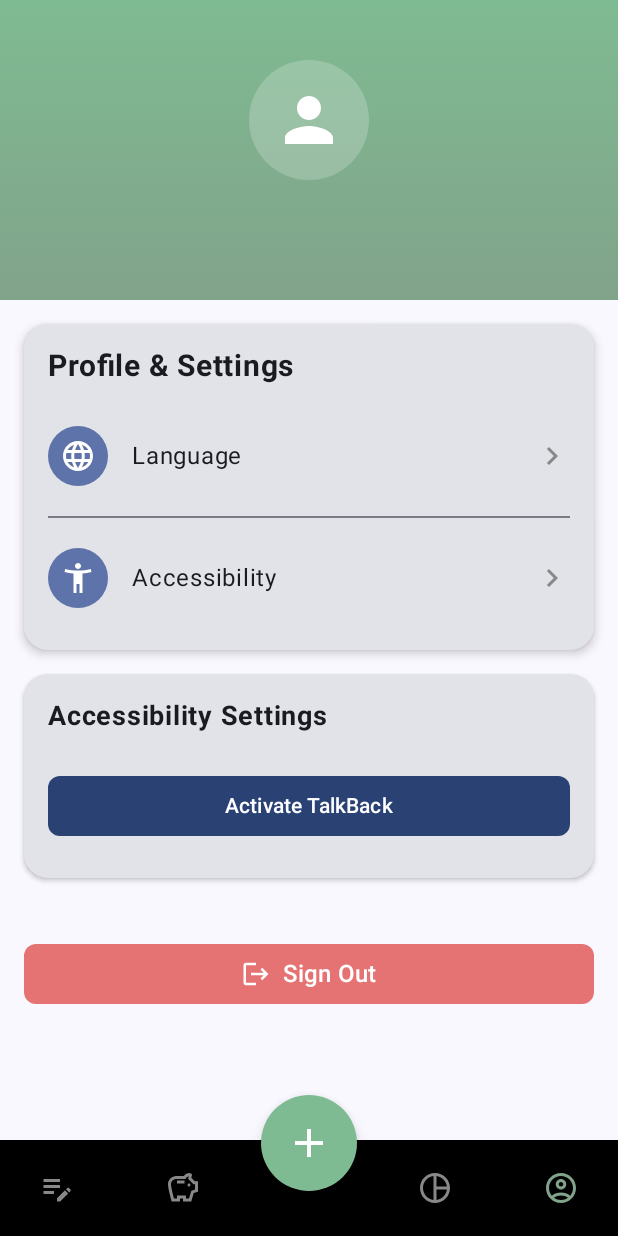
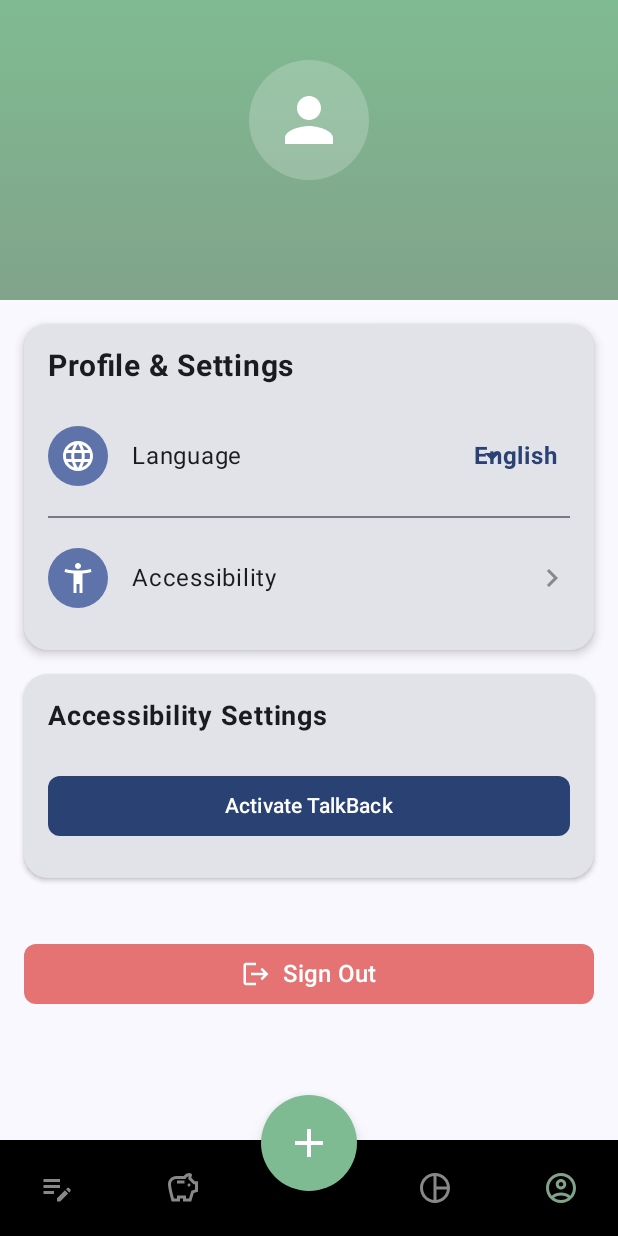
Before and after one commit to Aditya-Kumar-33/MoneyMind, an Android app built with Jetpack Compose: the ProfilePage screen opened through its navigation route, on a phone screen of 412 x 824 dp. Run offline under Robolectric (Android 15) with nearby library versions, the phone set to English and light mode, and no system bars; our stand-ins replace Firebase (no records; nobody signed in at launch, a user with empty details on screens opened directly), Room's generated code, livedata-compose.

Commit message:
Implement language selection dropdown in profile page and remove separate language settings page

```diff
--- a/app/src/main/java/com/example/moneymind/NavigationController.kt
+++ b/app/src/main/java/com/example/moneymind/NavigationController.kt
@@ -174,14 +174,6 @@ fun NavigationController(
                             accessibilityViewModel = accessibilityViewModel
                         )
                     }
-
-                    // Language settings route
-                    composable(LANGUAGE_SETTINGS_ROUTE) {
-                        LanguageSettingsPage(
-                            navController = navController,
-                            languageViewModel = languageViewModel
-                        )
-                    }
                 }
             }
         )
--- a/app/src/main/java/com/example/moneymind/pages/ProfilePage.kt
+++ b/app/src/main/java/com/example/moneymind/pages/ProfilePage.kt
@@ -11,6 +11,7 @@ import androidx.compose.foundation.layout.fillMaxWidth
 import androidx.compose.foundation.layout.height
 import androidx.compose.foundation.layout.padding
 import androidx.compose.foundation.layout.size
+import androidx.compose.foundation.layout.width
 import androidx.compose.foundation.rememberScrollState
 import androidx.compose.foundation.shape.CircleShape
 import androidx.compose.foundation.shape.RoundedCornerShape
@@ -19,6 +20,7 @@ import androidx.compose.material.icons.Icons
 import androidx.compose.material.icons.filled.AccessibilityNew
 import androidx.compose.material.icons.filled.AccountCircle
 import androidx.compose.material.icons.filled.Add
+import androidx.compose.material.icons.filled.ArrowDropDown
 import androidx.compose.material.icons.filled.ChevronRight
 import androidx.compose.material.icons.filled.Edit
 import androidx.compose.material.icons.filled.Language
@@ -29,10 +31,23 @@ import androidx.compose.material3.ButtonDefaults
 import androidx.compose.material3.Card
 import androidx.compose.material3.CardDefaults
 import androidx.compose.material3.Divider
+import androidx.compose.material3.DropdownMenu
+import androidx.compose.material3.DropdownMenuItem
+import androidx.compose.material3.ExperimentalMaterial3Api
+import androidx.compose.material3.ExposedDropdownMenuBox
+import androidx.compose.material3.ExposedDropdownMenuDefaults
 import androidx.compose.material3.Icon
 import androidx.compose.material3.MaterialTheme
+import androidx.compose.material3.MenuDefaults
+import androidx.compose.material3.OutlinedButton
 import androidx.compose.material3.Text
+import androidx.compose.material3.TextField
 import androidx.compose.runtime.Composable
+import androidx.compose.runtime.collectAsState
+import androidx.compose.runtime.getValue
+import androidx.compose.runtime.mutableStateOf
+import androidx.compose.runtime.remember
+import androidx.compose.runtime.setValue
 import androidx.compose.ui.Alignment
 import androidx.compose.ui.Modifier
 import androidx.compose.ui.draw.clip
@@ -52,11 +67,9 @@ import com.example.moneymind.R
 import com.example.moneymind.ACCESSIBILITY_SETTINGS_ROUTE
 import com.example.moneymind.accessibility.AccessibilityViewModel
 import com.example.moneymind.accessibility.TalkBackButton
+import com.example.moneymind.language.AppLanguage
 import com.example.moneymind.language.LanguageViewModel
 import com.example.moneymind.utils.accessibilityHeading
-
-// Route constant for language settings
-const val LANGUAGE_SETTINGS_ROUTE = "language_settings"
 
 @Composable
 fun ProfilePage(
@@ -145,14 +158,10 @@ fun ProfilePage(
                             .accessibilityHeading()
                     )
 
-                    // Language settings
-                    SettingsItem(
-                        icon = Icons.Default.Language,
-                        title = stringResource(id = R.string.profile_language),
-                        onClick = {
-                            navController.navigate(LANGUAGE_SETTINGS_ROUTE)
-                        }
-                    )
+                    // Language dropdown
+                    if (languageViewModel != null) {
+                        LanguageSelector(languageViewModel = languageViewModel)
+                    }
 
                     Divider(modifier = Modifier.padding(vertical = 8.dp))
 
@@ -234,6 +243,116 @@ fun ProfilePage(
     }
 }
 
+@OptIn(ExperimentalMaterial3Api::class)
+@Composable
+fun LanguageSelector(
+    languageViewModel: LanguageViewModel
+) {
+    // Get current language
+    val currentLanguage by languageViewModel.selectedLanguage.collectAsState()
+    val languages = remember { AppLanguage.values().toList() }
+
+    // State for dropdown visibility
+    var expanded by remember { mutableStateOf(false) }
+    var selectedLanguage by remember { mutableStateOf(currentLanguage) }
+
+    Row(
+        verticalAlignment = Alignment.CenterVertically,
+        modifier = Modifier
+            .fillMaxWidth()
+            .padding(vertical = 12.dp)
+            .semantics {
+                contentDescription = "Language selection, current language is ${currentLanguage.displayName}"
+            }
+    ) {
+        // Language icon with colored background
+        Box(
+            modifier = Modifier
+                .size(40.dp)
+                .clip(CircleShape)
+                .background(MaterialTheme.colorScheme.primaryContainer),
+            contentAlignment = Alignment.Center
+        ) {
+            Icon(
+                imageVector = Icons.Default.Language,
+                contentDescription = null,
+                tint = MaterialTheme.colorScheme.onPrimaryContainer,
+                modifier = Modifier.size(24.dp)
+            )
+        }
+
+        // Language title
+        Text(
+            text = stringResource(id = R.string.profile_language),
+            modifier = Modifier
+                .weight(1f)
+                .padding(start = 16.dp),
+            fontSize = 16.sp
+        )
+
+        // Language dropdown
+        Box {
+            Text(
+                text = selectedLanguage.displayName,
+                modifier = Modifier
+                    .clickable { expanded = true }
+                    .padding(end = 8.dp),
+                color = MaterialTheme.colorScheme.primary,
+                fontWeight = FontWeight.Bold
+            )
+
+            Icon(
+                imageVector = Icons.Default.ArrowDropDown,
+                contentDescription = "Select language",
+                modifier = Modifier.clickable { expanded = true },
+                tint = MaterialTheme.colorScheme.primary
+            )
+
+            DropdownMenu(
+                expanded = expanded,
+                onDismissRequest = { expanded = false },
+                modifier = Modifier.width(180.dp)
+            ) {
+                languages.forEach { language ->
+                    DropdownMenuItem(
+                        text = { Text(language.displayName) },
+                        onClick = {
+                            selectedLanguage = language
+                            expanded = false
+                        },
+                        colors = MenuDefaults.itemColors(
+                            textColor = if (language == selectedLanguage)
+                                MaterialTheme.colorScheme.primary
+                            else
+                                MaterialTheme.colorScheme.onSurface
+                        )
+                    )
+                }
+            }
+        }
+    }
+
+    // Apply button
+    if (selectedLanguage != currentLanguage) {
+        OutlinedButton(
+            onClick = {
+                languageViewModel.setLanguage(selectedLanguage)
+            },
+            modifier = Modifier
+                .fillMaxWidth()
+                .padding(top = 8.dp, bottom = 8.dp)
+                .semantics {
+                    contentDescription = "Apply language change to ${selectedLanguage.displayName}"
+                }
+        ) {
+            Text(
+                text = "Apply ${selectedLanguage.displayName}",
+                fontSize = 14.sp
+            )
+        }
+    }
+}
+
 @Composable
 fun SettingsItem(
     icon: ImageVector,
```
Also changed, not shown: app/src/main/java/com/example/moneymind/pages/LanguageSettingsPage.kt (deleted, +0 -197 lines).
